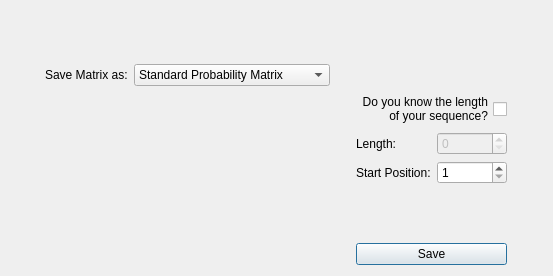
Before: the Qt Designer form src/matrixFromSequence.ui in TaronSilver/genom, drawn with Qt 5.
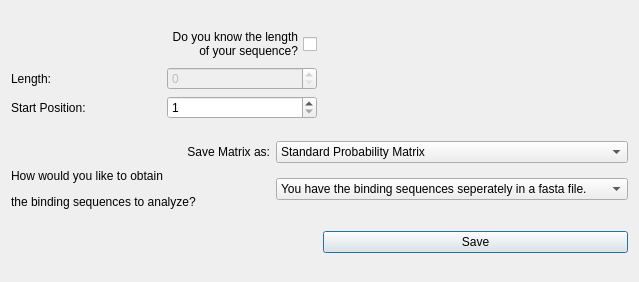
After: the same form once the commit is applied.

Patch:
```diff
--- a/src/matrixFromSequence.ui
+++ b/src/matrixFromSequence.ui
@@ -6,135 +6,15 @@
    <rect>
     <x>0</x>
     <y>0</y>
-    <width>553</width>
-    <height>276</height>
+    <width>639</width>
+    <height>282</height>
    </rect>
   </property>
   <property name="windowTitle">
    <string>Dialog</string>
   </property>
-  <layout class="QGridLayout" name="gridLayout_4">
-   <item row="3" column="2">
-    <spacer name="verticalSpacer_2">
-     <property name="orientation">
-      <enum>Qt::Vertical</enum>
-     </property>
-     <property name="sizeHint" stdset="0">
-      <size>
-       <width>20</width>
-       <height>40</height>
-      </size>
-     </property>
-    </spacer>
-   </item>
-   <item row="5" column="2">
-    <spacer name="verticalSpacer">
-     <property name="orientation">
-      <enum>Qt::Vertical</enum>
-     </property>
-     <property name="sizeHint" stdset="0">
-      <size>
-       <width>20</width>
-       <height>40</height>
-      </size>
-     </property>
-    </spacer>
-   </item>
-   <item row="3" column="4">
-    <spacer name="horizontalSpacer_10">
-     <property name="orientation">
-      <enum>Qt::Horizontal</enum>
-     </property>
-     <property name="sizeHint" stdset="0">
-      <size>
-       <width>40</width>
-       <height>20</height>
-      </size>
-     </property>
-    </spacer>
-   </item>
-   <item row="2" column="0">
-    <spacer name="horizontalSpacer_9">
-     <property name="orientation">
-      <enum>Qt::Horizontal</enum>
-     </property>
-     <property name="sizeHint" stdset="0">
-      <size>
-       <width>40</width>
-       <height>20</height>
-      </size>
-     </property>
-    </spacer>
-   </item>
-   <item row="6" column="3">
-    <widget class="QPushButton" name="buttonSave">
-     <property name="text">
-      <string>Save</string>
-     </property>
-    </widget>
-   </item>
-   <item row="0" column="1">
-    <spacer name="verticalSpacer_5">
-     <property name="orientation">
-      <enum>Qt::Vertical</enum>
-     </property>
-     <property name="sizeHint" stdset="0">
-      <size>
-       <width>20</width>
-       <height>40</height>
-      </size>
-     </property>
-    </spacer>
-   </item>
-   <item row="2" column="1">
-    <layout class="QGridLayout" name="gridLayout">
-     <item row="0" column="1">
-      <widget class="QComboBox" name="chooseMatrix">
-       <item>
-        <property name="text">
-         <string>Standard Probability Matrix</string>
-        </property>
-       </item>
-       <item>
-        <property name="text">
-         <string>Normalized Probability Matrix</string>
-        </property>
-       </item>
-       <item>
-        <property name="text">
-         <string>Standard Logarithmic Matrix</string>
-        </property>
-       </item>
-       <item>
-        <property name="text">
-         <string>Normalized Logarithmic Matrix</string>
-        </property>
-       </item>
-      </widget>
-     </item>
-     <item row="0" column="0">
-      <widget class="QLabel" name="label_2">
-       <property name="text">
-        <string>Save Matrix as:</string>
-       </property>
-      </widget>
-     </item>
-    </layout>
-   </item>
-   <item row="2" column="3">
-    <spacer name="horizontalSpacer_8">
-     <property name="orientation">
-      <enum>Qt::Horizontal</enum>
-     </property>
-     <property name="sizeHint" stdset="0">
-      <size>
-       <width>40</width>
-       <height>20</height>
-      </size>
-     </property>
-    </spacer>
-   </item>
-   <item row="3" column="3">
+  <layout class="QGridLayout" name="gridLayout_3">
+   <item row="0" column="0">
     <layout class="QGridLayout" name="gridLayout_2">
      <item row="1" column="0">
       <widget class="QLabel" name="label_3">
@@ -177,57 +57,79 @@
      </item>
     </layout>
    </item>
-   <item row="6" column="1">
-    <spacer name="horizontalSpacer_7">
-     <property name="orientation">
-      <enum>Qt::Horizontal</enum>
-     </property>
-     <property name="sizeHint" stdset="0">
-      <size>
-       <width>40</width>
-       <height>20</height>
-      </size>
-     </property>
-    </spacer>
+   <item row="1" column="0" colspan="2">
+    <layout class="QGridLayout" name="gridLayout">
+     <item row="0" column="0">
+      <widget class="QLabel" name="label_2">
+       <property name="text">
+        <string>Save Matrix as:</string>
+       </property>
+       <property name="alignment">
+        <set>Qt::AlignRight|Qt::AlignTrailing|Qt::AlignVCenter</set>
+       </property>
+      </widget>
+     </item>
+     <item row="0" column="1">
+      <widget class="QComboBox" name="chooseMatrix">
+       <item>
+        <property name="text">
+         <string>Standard Probability Matrix</string>
+        </property>
+       </item>
+       <item>
+        <property name="text">
+         <string>Normalized Probability Matrix</string>
+        </property>
+       </item>
+       <item>
+        <property name="text">
+         <string>Standard Logarithmic Matrix</string>
+        </property>
+       </item>
+       <item>
+        <property name="text">
+         <string>Normalized Logarithmic Matrix</string>
+        </property>
+       </item>
+      </widget>
+     </item>
+     <item row="1" column="0">
+      <widget class="QLabel" name="label">
+       <property name="text">
+        <string>&lt;html&gt;&lt;head/&gt;&lt;body&gt;&lt;p&gt;How would you like to obtain &lt;/p&gt;&lt;p&gt;the binding sequences to analyze?&lt;/p&gt;&lt;/body&gt;&lt;/html&gt;</string>
+       </property>
+       <property name="alignment">
+        <set>Qt::AlignLeading|Qt::AlignLeft|Qt::AlignVCenter</set>
+       </property>
+      </widget>
+     </item>
+     <item row="1" column="1">
+      <widget class="QComboBox" name="chooseSequenceOrigin">
+       <item>
+        <property name="text">
+         <string>You have the binding sequences seperately in a fasta file.</string>
+        </property>
+       </item>
+       <item>
+        <property name="text">
+         <string>You have a file with genomic coordinates of the sequences.</string>
+        </property>
+       </item>
+       <item>
+        <property name="text">
+         <string>You want to analyze the result of a previous analysis.</string>
+        </property>
+       </item>
+      </widget>
+     </item>
+    </layout>
    </item>
-   <item row="0" column="2">
-    <spacer name="verticalSpacer_3">
-     <property name="orientation">
-      <enum>Qt::Vertical</enum>
+   <item row="2" column="1">
+    <widget class="QPushButton" name="buttonSave">
+     <property name="text">
+      <string>Save</string>
      </property>
-     <property name="sizeHint" stdset="0">
-      <size>
-       <width>20</width>
-       <height>40</height>
-      </size>
-     </property>
-    </spacer>
-   </item>
-   <item row="4" column="3">
-    <spacer name="verticalSpacer_4">
-     <property name="orientation">
-      <enum>Qt::Vertical</enum>
-     </property>
-     <property name="sizeHint" stdset="0">
-      <size>
-       <width>20</width>
-       <height>40</height>
-      </size>
-     </property>
-    </spacer>
-   </item>
-   <item row="1" column="1">
-    <spacer name="verticalSpacer_6">
-     <property name="orientation">
-      <enum>Qt::Vertical</enum>
-     </property>
-     <property name="sizeHint" stdset="0">
-      <size>
-       <width>20</width>
-       <height>40</height>
-      </size>
-     </property>
-    </spacer>
+    </widget>
    </item>
   </layout>
  </widget>
```
Left out of the diff: 14 changed lines with no effect on the pictures.
